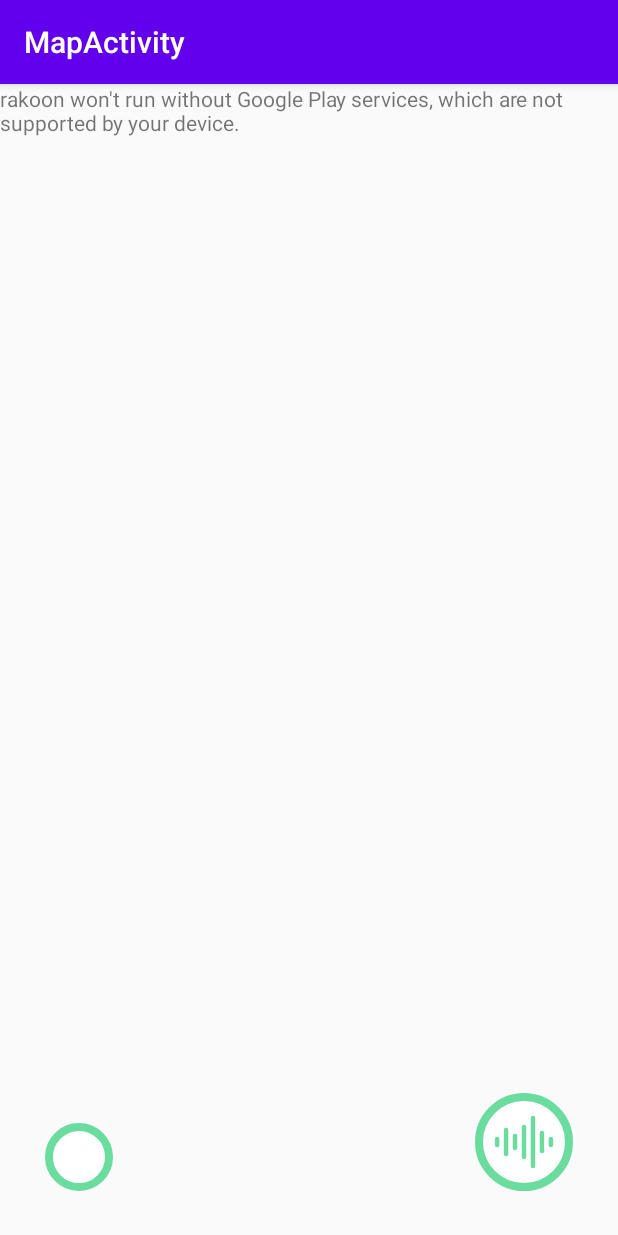
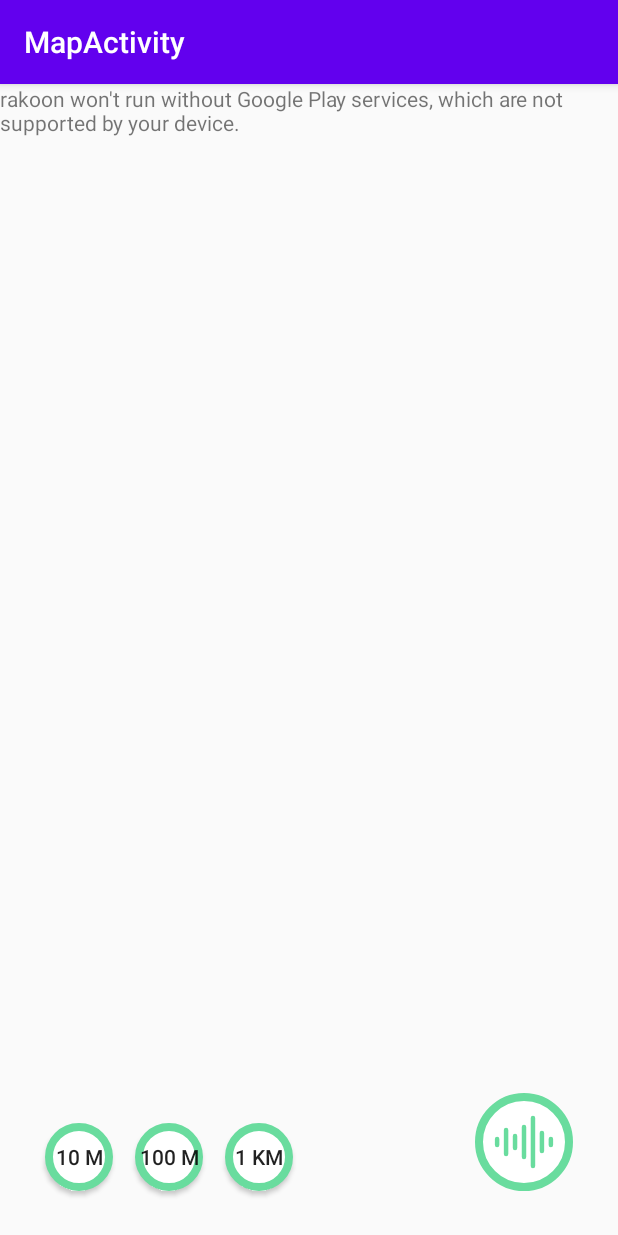
Before and after one commit to tommiquinta/raccoon, an Android app: the screen it shows after launch (SoundActivity), after a tap on "SOUND MAP", on a phone screen of 412 x 824 dp. Run offline under Robolectric (Android 15) with nearby library versions, the phone set to English and light mode, and no system bars; libraries missing offline, so code that uses them is left out: mil.nga.grid, mil.nga.mgrs; 3 statements that could not run were skipped.

Commit message:
now granularity completely works

```diff
--- a/app/src/main/java/com/app/rakoon/MapActivity.java
+++ b/app/src/main/java/com/app/rakoon/MapActivity.java
@@ -10,6 +10,7 @@ import android.location.LocationManager;
 import android.os.Bundle;
 import android.os.Looper;
 import android.provider.Settings;
+import android.widget.Button;
 import android.widget.ImageButton;
 import android.widget.Toast;
 
@@ -95,11 +96,31 @@ public abstract class MapActivity extends AppCompatActivity implements OnMapRead
 		// Initializing fused location client
 		mFusedLocationClient = LocationServices.getFusedLocationProviderClient(this);
 
-		ImageButton set100meters = findViewById(R.id.set100m);
+		// granularity buttons
+		Button set10meters = findViewById(R.id.set10m);
+		Button set100meters = findViewById(R.id.set100m);
+		Button set1km = findViewById(R.id.set1km);
+
+
+		set10meters.setOnClickListener(v -> {
+			try {
+				resizeGrid(10);
+			} catch (ParseException e) {
+				throw new RuntimeException(e);
+			}
+		});
 
 		set100meters.setOnClickListener(v -> {
 			try {
 				resizeGrid(100);
+			} catch (ParseException e) {
+				throw new RuntimeException(e);
+			}
+		});
+
+		set1km.setOnClickListener(v -> {
+			try {
+				resizeGrid(1000);
 			} catch (ParseException e) {
 				throw new RuntimeException(e);
 			}
@@ -109,13 +130,26 @@ public abstract class MapActivity extends AppCompatActivity implements OnMapRead
 	public void resizeGrid(int accuracy) throws ParseException {
 		mMap.clear();
 		Grids grids = Grids.create();
-		grids.setWidth(GridType.HUNDRED_METER, 1.0);
-		// create the MGRS tile provider
+
 		tileProvider = MGRSTileProvider.create(this, grids);
 		mMap.addTileOverlay(new TileOverlayOptions().tileProvider(tileProvider));
-		mMap.animateCamera(CameraUpdateFactory.newLatLngZoom(currentLocation, 17.5F));
-		mMap.setMinZoomPreference(15.5F); // Set a preference for minimum zoom (Zoom out).
-		mMap.setMaxZoomPreference(17.5F); // Set a preference for maximum zoom (Zoom In).
+		if (accuracy == 10) {
+			grids.setWidth(GridType.TEN_METER, 1.0);
+			mMap.animateCamera(CameraUpdateFactory.newLatLngZoom(currentLocation, 20F));
+			mMap.setMinZoomPreference(18F); // Set a preference for minimum zoom (Zoom out).
+			mMap.setMaxZoomPreference(20.5F); // Set a preference for maximum zoom (Zoom In).
+		} else if (accuracy == 100) {
+			grids.setWidth(GridType.HUNDRED_METER, 1.0);
+			mMap.animateCamera(CameraUpdateFactory.newLatLngZoom(currentLocation, 17.5F));
+			mMap.setMinZoomPreference(15.5F); // Set a preference for minimum zoom (Zoom out).
+			mMap.setMaxZoomPreference(17.5F); // Set a preference for maximum zoom (Zoom In).
+		} else if (accuracy == 1000) {
+			grids.setWidth(GridType.KILOMETER, 1.0);
+			mMap.animateCamera(CameraUpdateFactory.newLatLngZoom(currentLocation, 14.5F));
+			mMap.setMinZoomPreference(12F); // Set a preference for minimum zoom (Zoom out).
+			mMap.setMaxZoomPreference(15.5F); // Set a preference for maximum zoom (Zoom In).
+		}
+
 		setAccuracy(accuracy);
 		fetchData();
 	}
@@ -137,11 +171,11 @@ public abstract class MapActivity extends AppCompatActivity implements OnMapRead
 	public void fetchData() throws ParseException {
 	}
 
-	public int getAccuracy(){
+	public int getAccuracy() {
 		return this.accuracy;
 	}
 
-	public void setAccuracy(int a){
+	public void setAccuracy(int a) {
 		this.accuracy = a;
 	}
 
--- a/app/src/main/res/layout/activity_map.xml
+++ b/app/src/main/res/layout/activity_map.xml
@@ -1,5 +1,6 @@
 <?xml version="1.0" encoding="utf-8"?>
 <RelativeLayout xmlns:android="http://schemas.android.com/apk/res/android"
+    xmlns:app="http://schemas.android.com/apk/res-auto"
     xmlns:tools="http://schemas.android.com/tools"
     android:layout_width="match_parent"
     android:layout_height="match_parent"
@@ -14,7 +15,6 @@
         tools:context=".MapsActivity" />
 
     <!-- record sound button -->
-
     <ImageButton
         android:id="@+id/getDecibel"
         android:layout_width="65sp"
@@ -25,11 +25,10 @@
         android:layout_marginBottom="30sp"
         android:background="@drawable/sound_icon_background"
         android:src="@drawable/sound_icon_foreground" />
-    />
 
-
-    <ImageButton
-        android:id="@+id/set100m"
+    <!-- 10 meter square -->
+    <Button
+        android:id="@+id/set10m"
         android:layout_width="45sp"
         android:layout_height="45sp"
         android:layout_alignParentStart="true"
@@ -37,7 +36,34 @@
         android:layout_marginStart="30sp"
         android:layout_marginBottom="30sp"
         android:background="@drawable/sound_icon_background"
- />
-    />
+        android:text="10 m"
+        />
+
+    <!-- 100 meter square -->
+    <Button
+        android:id="@+id/set100m"
+        android:layout_width="45sp"
+        android:layout_height="45sp"
+        android:layout_alignParentStart="true"
+        android:layout_alignParentBottom="true"
+        android:layout_marginStart="90sp"
+        android:layout_marginBottom="30sp"
+        android:background="@drawable/sound_icon_background"
+        android:text="100 m"
+        />
+
+    <!-- 1km meter square -->
+    <Button
+        android:id="@+id/set1km"
+        android:layout_width="45sp"
+        android:layout_height="45sp"
+        android:layout_alignParentStart="true"
+        android:layout_alignParentBottom="true"
+        android:layout_marginStart="150sp"
+        android:layout_marginBottom="30sp"
+        android:background="@drawable/sound_icon_background"
+        android:text="1 km"
+        />
+
 
 </RelativeLayout>
```
Also changed, not shown: app/src/main/res/drawable/ten_meter_foreground.xml (added, +20 -0 lines).
